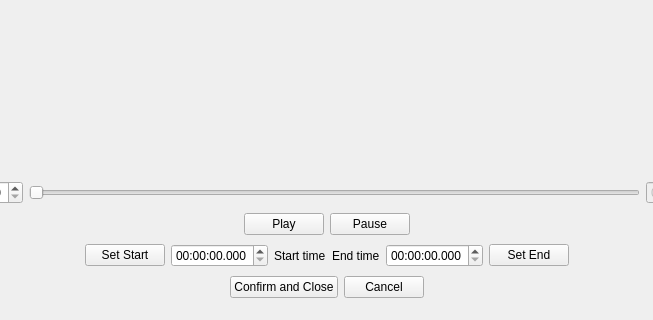
The window that src/VideoCutWindow/videocutwindow.ui (andreasGBL/VideoLow) describes before a commit, drawn with Qt 5; both pictures show x 84 to 737 and y 292 to 612 of the 820 by 612 pixel window.
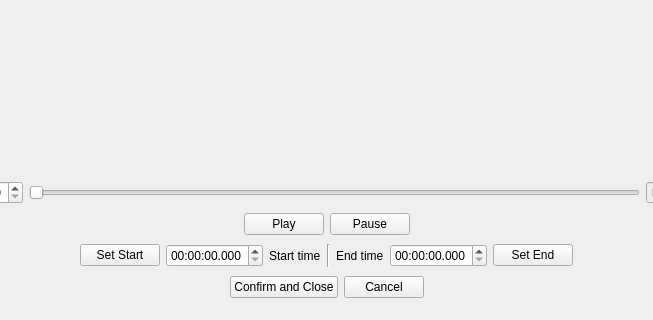
The same window after the commit. Custom widgets are drawn as their Qt base class.

What changed in the file:
```diff
--- a/src/VideoCutWindow/videocutwindow.ui
+++ b/src/VideoCutWindow/videocutwindow.ui
@@ -169,6 +169,13 @@
         </property>
        </widget>
       </item>
+      <item>
+       <widget class="Line" name="line">
+        <property name="orientation">
+         <enum>Qt::Vertical</enum>
+        </property>
+       </widget>
+      </item>
       <item>
        <widget class="QLabel" name="label_2">
         <property name="text">
```
